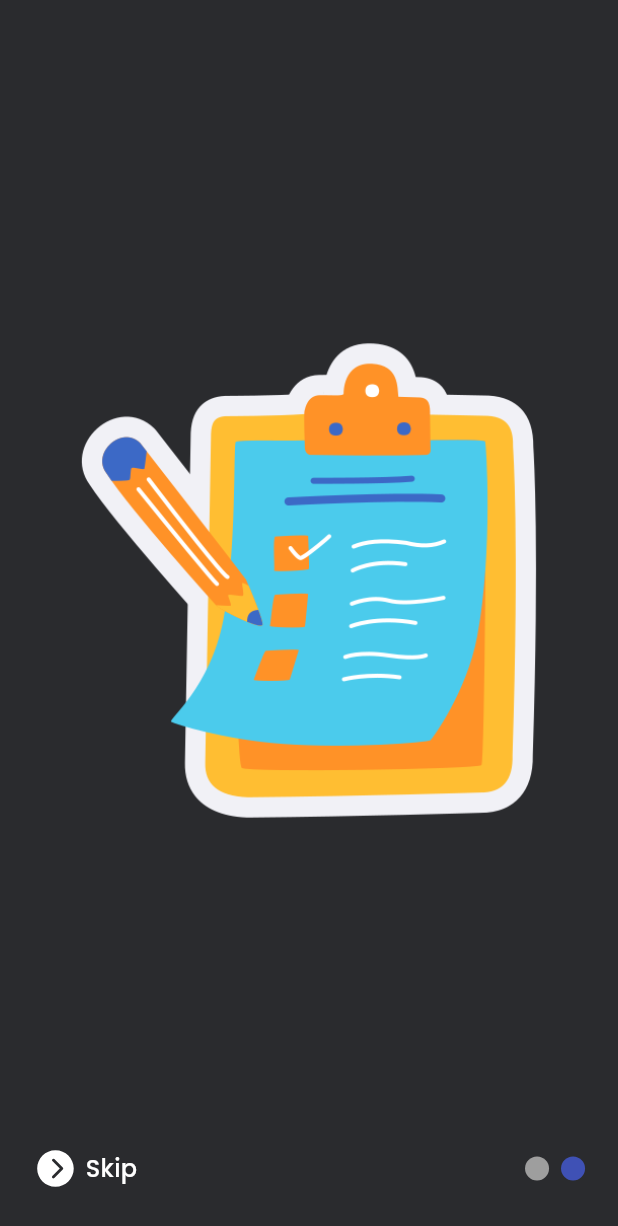
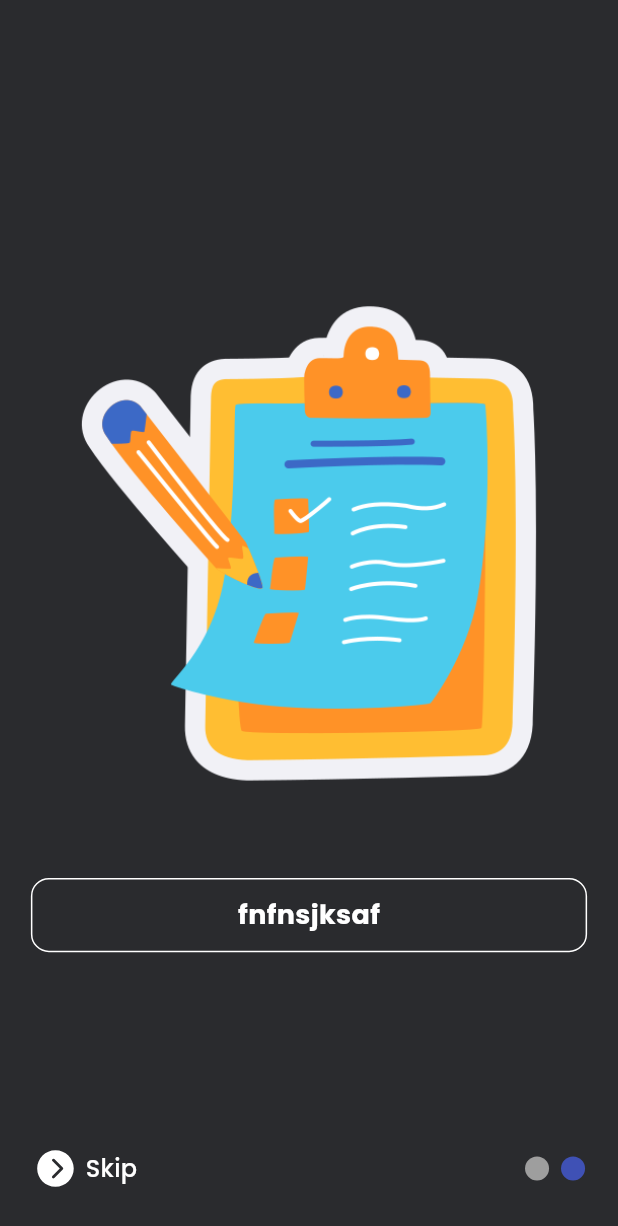
Before and after one commit to JesbinGit/Productivity-App-with-Flutter, a Flutter app: the screen it shows after launch, swiped to page 2, on a phone screen of 412 x 824 dp. Shown: the top 1226 px of the screen. Run offline on Flutter 3.47's test engine with Material 3 defaults, Android fonts, the phone set to English and light mode, and no system bars; drawn by our look-alikes of smooth_page_indicator; our stand-ins replace flutter_screenutil, flutter_vector_icons, google_fonts, hooks_riverpod; statements that could not run were skipped.

Commit message:
custom btn

```diff
--- a/lib/common/widgets/custom_otn_btn.dart
+++ b/lib/common/widgets/custom_otn_btn.dart
@@ -0,0 +1,40 @@
+import 'package:first/common/widgets/appstyle.dart';
+import 'package:first/common/widgets/reusable_text.dart';
+import 'package:flutter/material.dart';
+
+class CustomOtlnBtn extends StatelessWidget {
+  const CustomOtlnBtn(
+      {super.key,
+      this.onTap,
+      required this.width,
+      required this.height,
+      this.color2,
+      required this.text,
+      required this.color});
+
+  final void Function()? onTap;
+  final double width;
+  final double height;
+  final Color? color2;
+  final Color color;
+  final String text;
+
+  @override
+  Widget build(BuildContext context) {
+    return GestureDetector(
+        onTap: onTap,
+        child: Container(
+          width: width,
+          height: height,
+          decoration: BoxDecoration(
+              color: color2,
+              borderRadius: BorderRadius.all(Radius.circular(12)),
+              border: Border.all(width: 1, color: color)),
+          child: Center(
+            child: ReusableText(
+                text: "fnfnsjksaf",
+                style: appstyle(18, color, FontWeight.bold)),
+          ),
+        ));
+  }
+}
--- a/lib/features/onboarding/widgets/PageTwo.dart
+++ b/lib/features/onboarding/widgets/PageTwo.dart
@@ -1,7 +1,8 @@
 import 'package:first/common/utils/constants.dart';
-import 'package:first/common/widgets/appstyle.dart';
+
+import 'package:first/common/widgets/custom_otn_btn.dart';
 import 'package:first/common/widgets/hieght_spacer.dart';
-import 'package:first/common/widgets/reusable_text.dart';
+
 import 'package:flutter/material.dart';
 import 'package:flutter_screenutil/flutter_screenutil.dart';
 
@@ -25,6 +26,16 @@ class PageTwo extends StatelessWidget {
               child: Image.asset("assets/images/to-do-list.png"),
             ),
             const HeightSpacer(hieght: 50),
+            CustomOtlnBtn(
+                onTap: () {
+                  Navigator.pushReplacement(context,
+                  MaterialPageRoute(builder: (context)=> LoginPage()))
+
+                },
+                width: AppConst.kWidth * 0.9,
+                height: AppConst.kHieght * 0.06,
+                text: "Login With Phone Number",
+                color: AppConst.kLight)
           ],
         ));
   }
```
